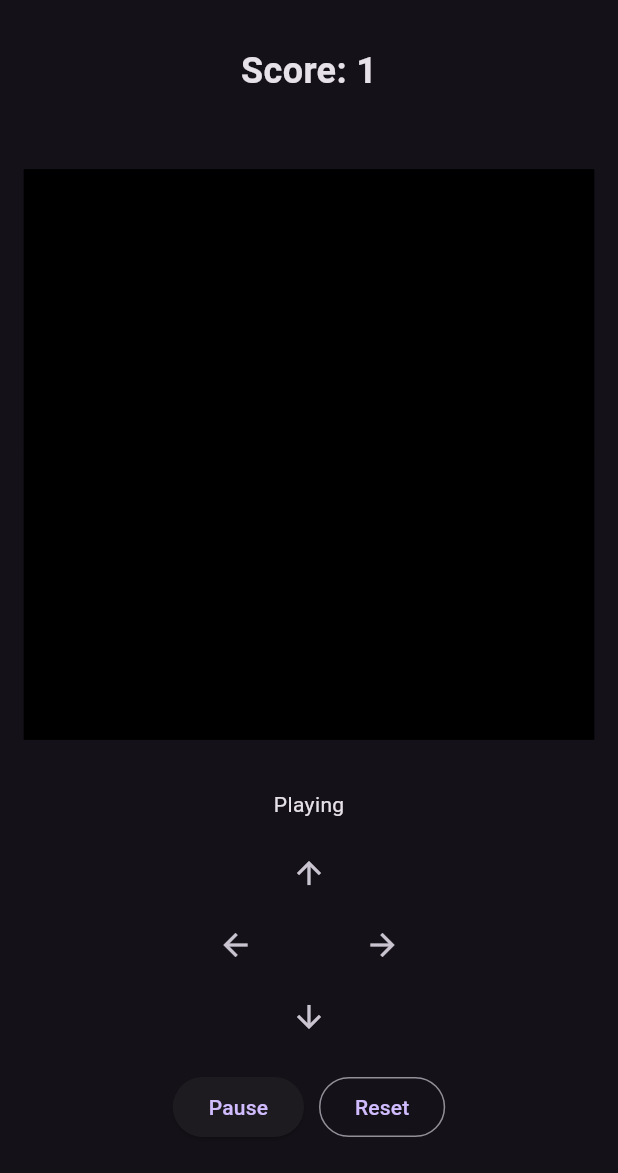
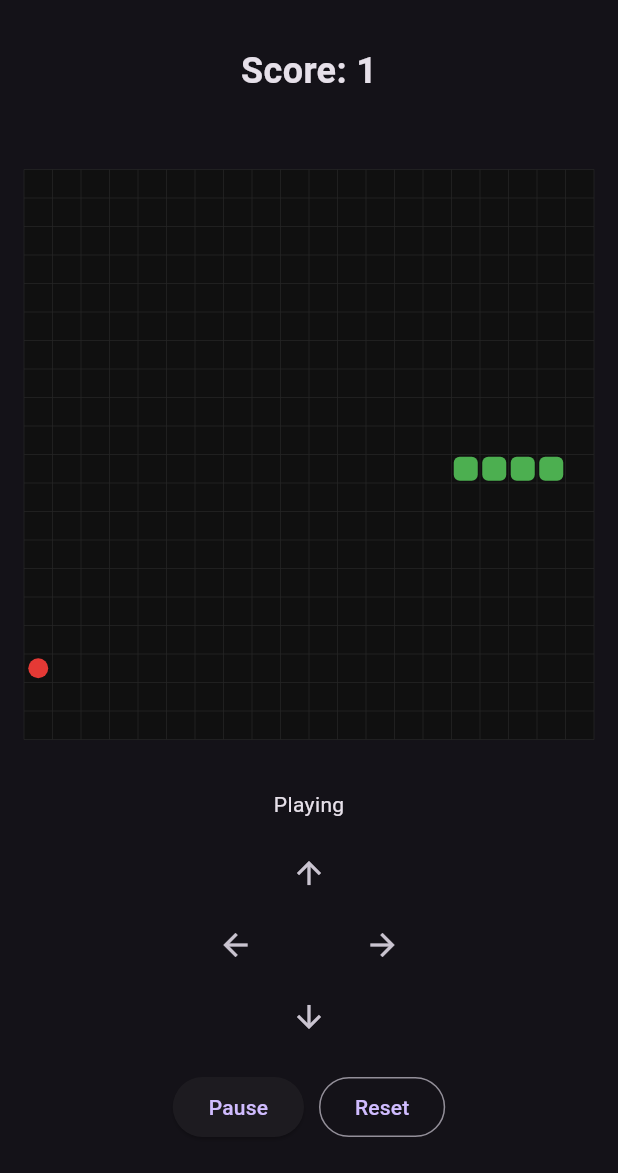
Before and after one commit to Blom4/snake, a Flutter app: the screen it shows after launch, after a tap on "Start", on a phone screen of 412 x 824 dp, the part 63-1236 px from its top. Run offline on Flutter 3.47's test engine with Material 3 defaults, Android fonts, the phone set to English and light mode, and no system bars; our stand-ins replace flutter_riverpod, freezed_annotation, riverpod_annotation; generated files the repository leaves out were written again.

Commit message:
Enhance SnakeBoardPainter with improved color scheme and update repaint logic

```diff
--- a/lib/game/widgets/snake_board.dart
+++ b/lib/game/widgets/snake_board.dart
@@ -1,6 +1,3 @@
-import 'dart:math';
-
-import 'package:flutter/foundation.dart';
 import 'package:flutter/material.dart';
 
 import '../models/position.dart';
@@ -59,6 +56,7 @@ class SnakeBoardPainter extends CustomPainter {
     Size size,
   ) {
     final paint = Paint()
+      ..color = const Color(0xFF101010)
       ..style = PaintingStyle.fill;
 
     canvas.drawRect(
@@ -73,6 +71,7 @@ class SnakeBoardPainter extends CustomPainter {
     double cellSize,
   ) {
     final paint = Paint()
+      ..color = const Color(0xFF252525)
       ..style = PaintingStyle.stroke
       ..strokeWidth = 0.5;
 
@@ -102,6 +101,7 @@ class SnakeBoardPainter extends CustomPainter {
     double cellSize,
   ) {
     final paint = Paint()
+      ..color = const Color(0xFF4CAF50)
       ..style = PaintingStyle.fill;
 
     for (var index = 0; index < snake.length; index++) {
@@ -129,6 +129,7 @@ class SnakeBoardPainter extends CustomPainter {
     double cellSize,
   ) {
     final paint = Paint()
+      ..color = const Color(0xFFE53935)
       ..style = PaintingStyle.fill;
 
     final center = Offset(
@@ -147,7 +148,7 @@ class SnakeBoardPainter extends CustomPainter {
   bool shouldRepaint(
     covariant SnakeBoardPainter oldDelegate,
   ) {
-    return !listEquals(oldDelegate.snake, snake) ||
+    return oldDelegate.snake != snake ||
         oldDelegate.food != food ||
         oldDelegate.boardSize != boardSize;
   }
```
Also changed, not shown: 1 other file.
